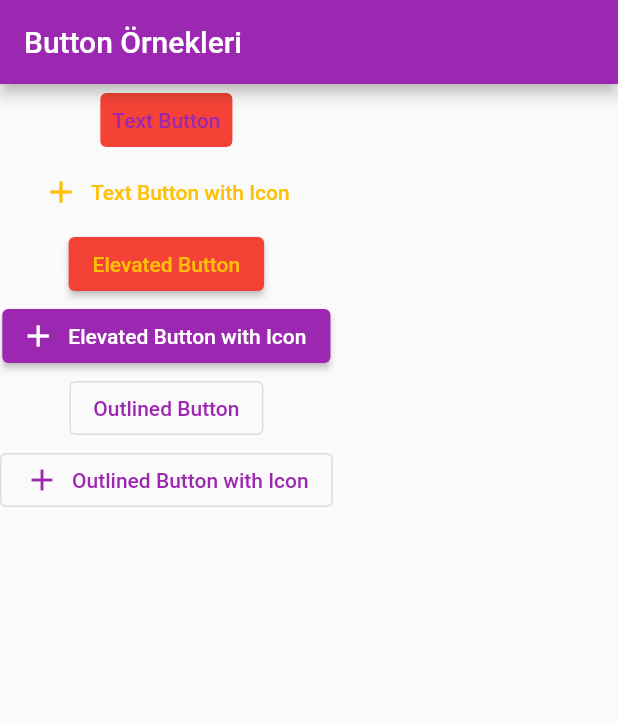
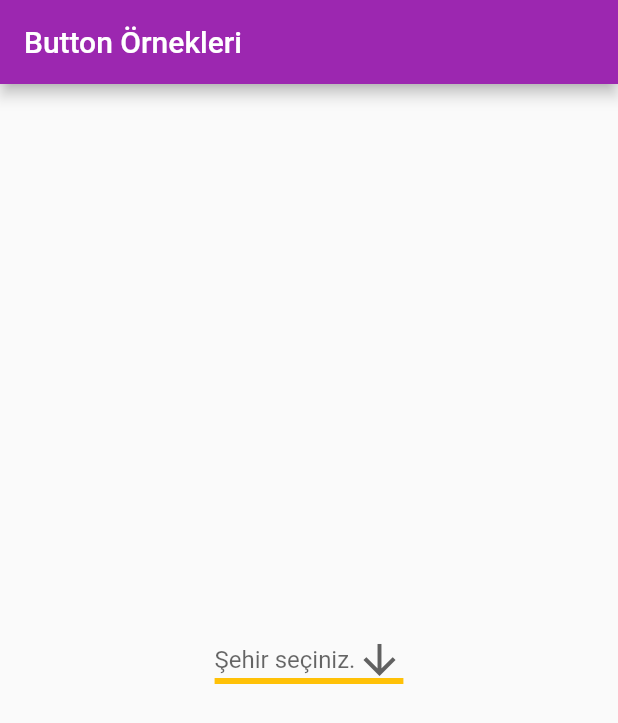
Before and after one commit to dehasuer/Flutter_practice_app, a Flutter app: the screen it shows after launch, on a phone screen of 412 x 824 dp. Shown: the top 723 px of the screen. Run offline on Flutter 3.47's test engine with Material 2 defaults, Android fonts, the phone set to English and light mode, and no system bars.

Commit message:
new file added

```diff
--- /dev/null
+++ b/lib/dropdown_buttons.dart
@@ -0,0 +1,64 @@
+import 'package:flutter/material.dart';
+
+class DropDownButtonKullanimi extends StatefulWidget {
+  const DropDownButtonKullanimi({super.key});
+
+  @override
+  State<DropDownButtonKullanimi> createState() =>
+      _DropDownButtonKullanimiState();
+}
+
+class _DropDownButtonKullanimiState extends State<DropDownButtonKullanimi> {
+  String? _secilenSehir = null;
+  List<String> _tumSehirler = [
+    "Ankara",
+    "Bursa",
+    "İzmir",
+    "İstanbul",
+    "Adıyaman",
+    "Muğla",
+    "Aydın"
+  ];
+  @override
+  Widget build(BuildContext context) {
+    return Center(
+      child: DropdownButton<String>(
+        hint: Text("Şehir seçiniz."),
+        icon: Icon(Icons.arrow_downward),
+        iconSize: 32,
+        underline: Container(
+          height: 4,
+          color: Colors.amber,
+        ),
+        /* items: [
+          DropdownMenuItem(
+            child: Text("Antalya City"),
+            value: "Antalya",
+          ),
+          DropdownMenuItem(
+            child: Text("İzmir City"),
+            value: "İzmir",
+          ),
+          DropdownMenuItem(
+            child: Text("Fethiye City"),
+            value: "Fethiye",
+          ),
+        ], */
+        items: _tumSehirler
+            .map(
+              (String sehir) => DropdownMenuItem(
+                child: Text(sehir),
+                value: sehir,
+              ),
+            )
+            .toList(),
+        value: _secilenSehir,
+        onChanged: (String? yeni) {
+          setState(() {
+            _secilenSehir = yeni;
+          });
+        },
+      ),
+    );
+  }
+}
--- a/lib/main.dart
+++ b/lib/main.dart
@@ -1,4 +1,5 @@
 import 'package:flutter/material.dart';
+import 'package:flutter_temel_widgets/dropdown_buttons.dart';
 import 'package:flutter_temel_widgets/image_widgets.dart';
 import 'package:flutter_temel_widgets/my_counter_page.dart';
 import 'package:flutter_temel_widgets/temel_button_turleri.dart';
@@ -28,7 +29,7 @@ class MyApp extends StatelessWidget {
         appBar: AppBar(
           title: Text("Button Örnekleri"),
         ),
-        body: TemelButonlar(),
+        body: DropDownButtonKullanimi(),
       ),
     );
   }
```
